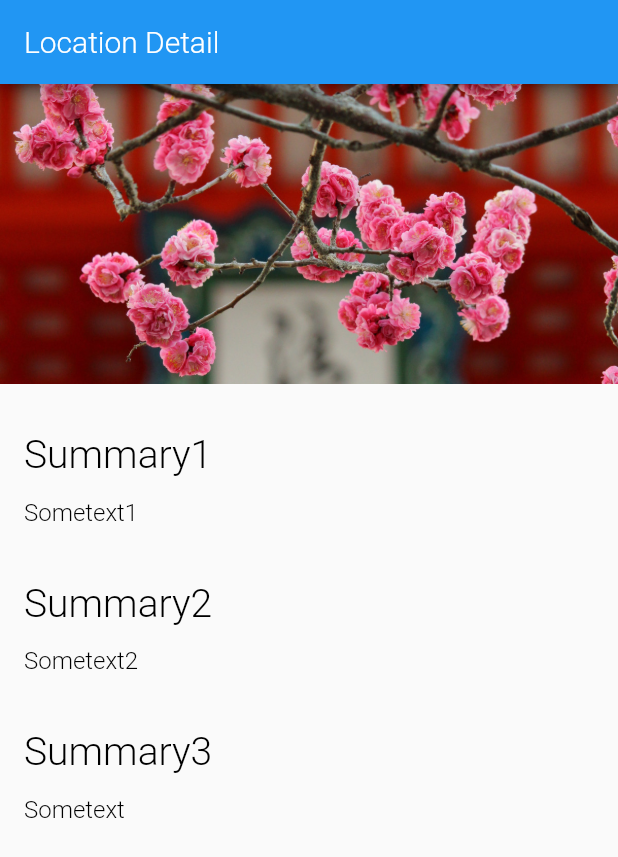
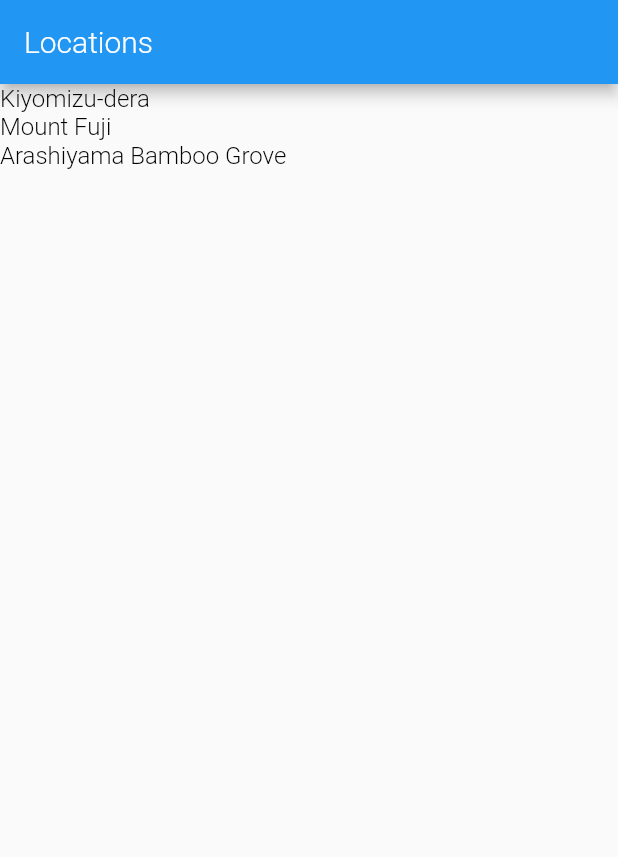
Before and after one commit to D4vr4n/TourismApp_Dart, a Flutter app: the screen it shows after launch, on a phone screen of 412 x 824 dp. Shown: the top 857 px of the screen. Run offline on Flutter 3.47's test engine with Material 2 defaults, Android fonts, the phone set to English and light mode, and no system bars; Roboto replaces fonts that are missing (Montserrat).

Commit message:
ListView added

```diff
--- a/lib/app.dart
+++ b/lib/app.dart
@@ -1,12 +1,12 @@
 import 'package:flutter/material.dart';
-import 'screens/location_detail/location_detail.dart';
+import 'screens/locations/locations.dart';
 import 'style.dart';
 
 class App extends StatelessWidget {
   @override
   Widget build(BuildContext context) {
     return MaterialApp(
-      home: LocationDetail(),
+      home: Locations(),
       theme: ThemeData(
           appBarTheme: AppBarTheme(
             textTheme: TextTheme(title: AppBarTextStyle),
--- /dev/null
+++ b/lib/models/location.dart
@@ -0,0 +1,33 @@
+import './location_fact.dart';
+
+/// Represents a tourism location a user can visit.
+class Location {
+  final int id;
+  final String name;
+  final String imagePath;
+  final List<LocationFact> facts;
+
+  Location(this.id, this.name, this.imagePath, this.facts);
+
+  static List<Location> fetchAll() {
+    return [
+      Location(1, 'Kiyomizu-dera', 'assets/images/1.jpg', [
+        LocationFact('Summary',
+            'Kiyomizu-dera, officially Otowa-san Kiyomizu-dera, is an independent Buddhist temple in eastern Kyoto. The temple is part of the Historic Monuments of Ancient Kyoto UNESCO World Heritage site.'),
+        LocationFact('Architectural Style', 'Japanese Buddhist architecture.'),
+      ]),
+      Location(2, 'Mount Fuji', 'assets/images/2.jpg', [
+        LocationFact('Summary',
+            'Japan’s Mt. Fuji is an active volcano about 100 kilometers southwest of Tokyo. Commonly called “Fuji-san,” it’s the country’s tallest peak, at 3,776 meters. A pilgrimage site for centuries, it’s considered one of Japan’s 3 sacred mountains, and summit hikes remain a popular activity. Its iconic profile is the subject of numerous works of art, notably Edo Period prints by Hokusai and Hiroshige.'),
+        LocationFact('Did You Know',
+            'There are three cities that surround Mount Fuji: Gotemba, Fujiyoshida and Fujinomiya.'),
+      ]),
+      Location(3, 'Arashiyama Bamboo Grove', 'assets/images/3.jpg', [
+        LocationFact('Summary',
+            'While we could go on about the ethereal glow and seemingly endless heights of this bamboo grove on the outskirts of Kyoto, the sight\'s pleasures extend beyond the visual realm.'),
+        LocationFact('How to Get There',
+            'Kyoto airport, with several terminals, is located 16 kilometres south of the city and is also known as Kyoto. Kyoto can also be reached by transport links from other regional airports.'),
+      ]),
+    ];
+  }
+}
--- /dev/null
+++ b/lib/models/location_fact.dart
@@ -0,0 +1,7 @@
+/// Represents some descriptive information about a [Location].
+class LocationFact {
+  final String title;
+  final String text;
+
+  LocationFact(this.title, this.text);
+}
--- a/lib/screens/location_detail/location_detail.dart
+++ b/lib/screens/location_detail/location_detail.dart
@@ -1,21 +1,29 @@
 import 'package:flutter/material.dart';
 import 'image_banner.dart';
 import 'text_section.dart';
+import '../../models/location.dart';
 
 class LocationDetail extends StatelessWidget {
   @override
   Widget build(BuildContext context) {
+    final locations = Location.fetchAll();
+    final location = locations.first;
     return Scaffold(
-        appBar: AppBar(title: Text('Location Detail')),
+        appBar: AppBar(title: Text(location.name)),
         body: Column(
           mainAxisAlignment: MainAxisAlignment.start,
           crossAxisAlignment: CrossAxisAlignment.stretch,
           children: [
-            ImageBanner("assets/images/1.jpg"),
-            TextSection("Summary1", "Sometext1"),
-            TextSection("Summary2", "Sometext2"),
-            TextSection("Summary3", "Sometext"),
-          ],
+            ImageBanner(location.imagePath),
+          ]..addAll(textSections(location)),
         ));
   }
+
+  //converting TextSections to the LocationFacts
+  //map() doesn't return a list thats's why i'm using toList() method
+  List<Widget> textSections(Location location) {
+    return location.facts
+        .map((fact) => TextSection(fact.title, fact.text))
+        .toList();
+  }
 }
--- /dev/null
+++ b/lib/screens/locations/locations.dart
@@ -0,0 +1,19 @@
+import 'package:flutter/material.dart';
+import '../../app.dart';
+import '../../models/location.dart';
+
+class Locations extends StatelessWidget {
+  @override
+  Widget build(BuildContext context) {
+    final locations = Location.fetchAll();
+
+    return Scaffold(
+      appBar: AppBar(
+        title: Text('Locations'),
+      ),
+      body: ListView(
+        children: locations.map((location) => Text(location.name)).toList(),
+      ),
+    );
+  }
+}
```
Also changed, not shown: assets/images/2.jpg (added), assets/images/3.jpg (added).
